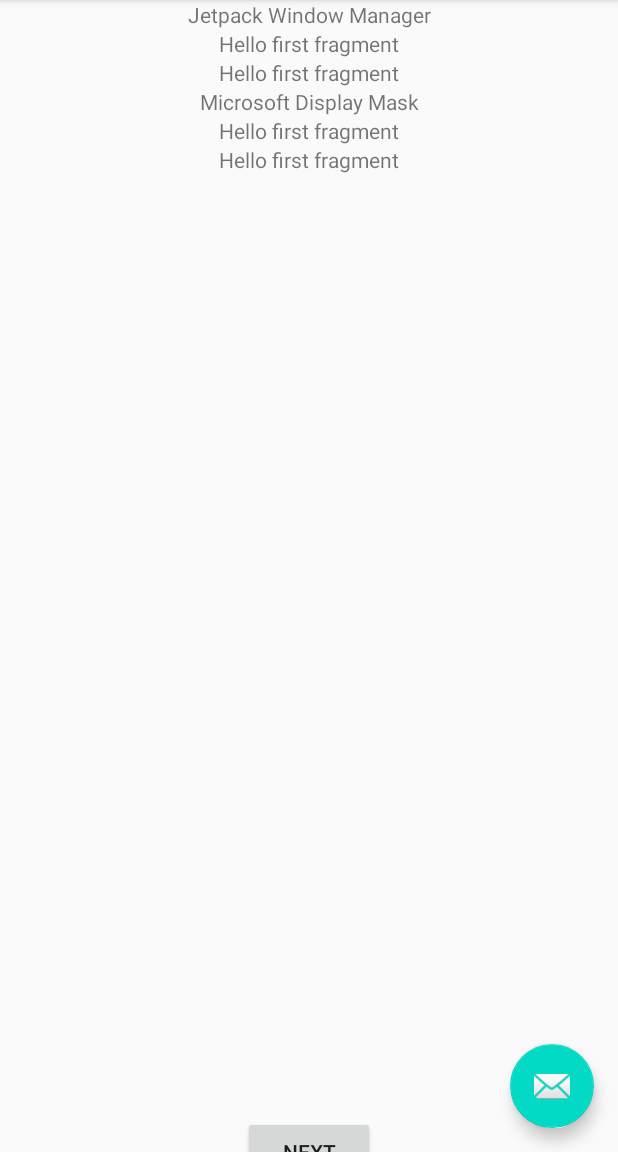
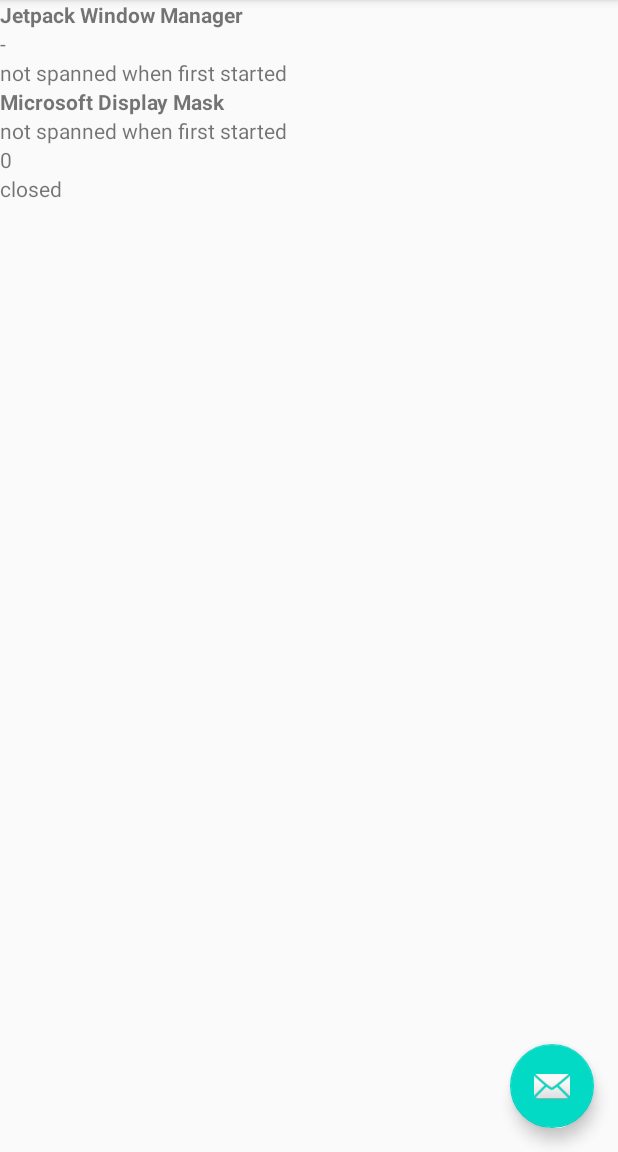
Before and after one commit to conceptdev/kotlin-samples, an Android app: the screen it shows after launch (MainActivity), on a phone screen of 412 x 824 dp, the part 84-1236 px from its top. Run offline under Robolectric (Android 15) with nearby library versions, the phone set to English and light mode, and no system bars; libraries missing offline, so code that uses them is left out: androidx.window, com.microsoft.device; 3 statements that could not run were skipped.

Commit message:
hinge postures

```diff
--- a/Postures/app/src/main/java/com/microsoft/device/dualscreen/postures/MainActivity.kt
+++ b/Postures/app/src/main/java/com/microsoft/device/dualscreen/postures/MainActivity.kt
@@ -3,6 +3,7 @@ package com.microsoft.device.dualscreen.postures
 import android.content.res.Configuration
 import android.graphics.Rect
 import android.hardware.Sensor
+import android.hardware.Sensor.TYPE_HINGE_ANGLE
 import android.hardware.SensorEvent
 import android.hardware.SensorEventListener
 import android.hardware.SensorManager
@@ -97,6 +98,16 @@ class MainActivity : AppCompatActivity() {
                 if (event.sensor == mHingeAngleSensor) {
                     val angle = event.values[0].toInt()
                     dm_angle.text = "Hinge angle: ${angle}"
+                    if (angle < 10)
+                        dm_posture.text = "Closed"
+                    else if (angle < 75)
+                        dm_posture.text = "Peek"
+                    else if (angle < 160)
+                        dm_posture.text = "Concave / half-open"
+                    else if (angle < 235)
+                        dm_posture.text = "Flat / open"
+                    else
+                        dm_posture.text = "Convex / flipped"
                 }
             }
 
--- a/Postures/app/src/main/res/layout/fragment_first.xml
+++ b/Postures/app/src/main/res/layout/fragment_first.xml
@@ -8,29 +8,31 @@
 
     <TextView
         android:id="@+id/jwm_title"
-        android:layout_width="wrap_content"
+        android:layout_width="match_parent"
         android:layout_height="wrap_content"
         android:text="Jetpack Window Manager"
+        android:textStyle="bold"
+        android:textAlignment="viewStart"
         app:layout_constraintTop_toTopOf="parent"
         app:layout_constraintEnd_toEndOf="parent"
         app:layout_constraintStart_toStartOf="parent"
         />
     <TextView
         android:id="@+id/jwm_posture"
-        android:layout_width="wrap_content"
+        android:layout_width="match_parent"
         android:layout_height="wrap_content"
-        android:text="@string/hello_first_fragment"
-
+        android:textAlignment="viewStart"
+        android:text="-"
         app:layout_constraintTop_toBottomOf="@+id/jwm_title"
         app:layout_constraintEnd_toEndOf="parent"
         app:layout_constraintStart_toStartOf="parent"
         />
     <TextView
         android:id="@+id/jwm_hinge"
-        android:layout_width="wrap_content"
+        android:layout_width="match_parent"
         android:layout_height="wrap_content"
-        android:text="@string/hello_first_fragment"
-
+        android:text="not spanned when first started"
+        android:textAlignment="textStart"
         app:layout_constraintTop_toBottomOf="@+id/jwm_posture"
         app:layout_constraintEnd_toEndOf="parent"
         app:layout_constraintStart_toStartOf="parent"
@@ -38,40 +40,43 @@
 
     <TextView
         android:id="@+id/dm_title"
-        android:layout_width="wrap_content"
+        android:layout_width="match_parent"
         android:layout_height="wrap_content"
         android:text="Microsoft Display Mask"
+        android:textStyle="bold"
+        android:textAlignment="viewStart"
         app:layout_constraintTop_toBottomOf="@+id/jwm_hinge"
         app:layout_constraintEnd_toEndOf="parent"
         app:layout_constraintStart_toStartOf="parent"/>
 
     <TextView
         android:id="@+id/dm_mask"
-        android:layout_width="wrap_content"
+        android:layout_width="match_parent"
         android:layout_height="wrap_content"
-        android:text="@string/hello_first_fragment"
+        android:text="not spanned when first started"
+        android:textAlignment="viewStart"
         app:layout_constraintTop_toBottomOf="@+id/dm_title"
         app:layout_constraintEnd_toEndOf="parent"
         app:layout_constraintStart_toStartOf="parent"/>
 
     <TextView
         android:id="@+id/dm_angle"
-        android:layout_width="wrap_content"
+        android:layout_width="match_parent"
         android:layout_height="wrap_content"
-        android:text="@string/hello_first_fragment"
+        android:text="0"
+        android:textAlignment="viewStart"
         app:layout_constraintTop_toBottomOf="@+id/dm_mask"
         app:layout_constraintEnd_toEndOf="parent"
         app:layout_constraintStart_toStartOf="parent"/>
 
+    <TextView
+        android:id="@+id/dm_posture"
+        android:layout_width="match_parent"
+        android:layout_height="wrap_content"
+        android:text="closed"
+        android:textAlignment="viewStart"
+        app:layout_constraintTop_toBottomOf="@+id/dm_angle"
+        app:layout_constraintEnd_toEndOf="parent"
+        app:layout_constraintStart_toStartOf="parent"/>
 
-
-    <Button
-        android:id="@+id/button_first"
-        android:layout_width="wrap_content"
-        android:layout_height="wrap_content"
-        android:text="@string/next"
-        app:layout_constraintBottom_toBottomOf="parent"
-        app:layout_constraintEnd_toEndOf="parent"
-        app:layout_constraintStart_toStartOf="parent"
-        app:layout_constraintTop_toBottomOf="parent" />
 </androidx.constraintlayout.widget.ConstraintLayout>
```
